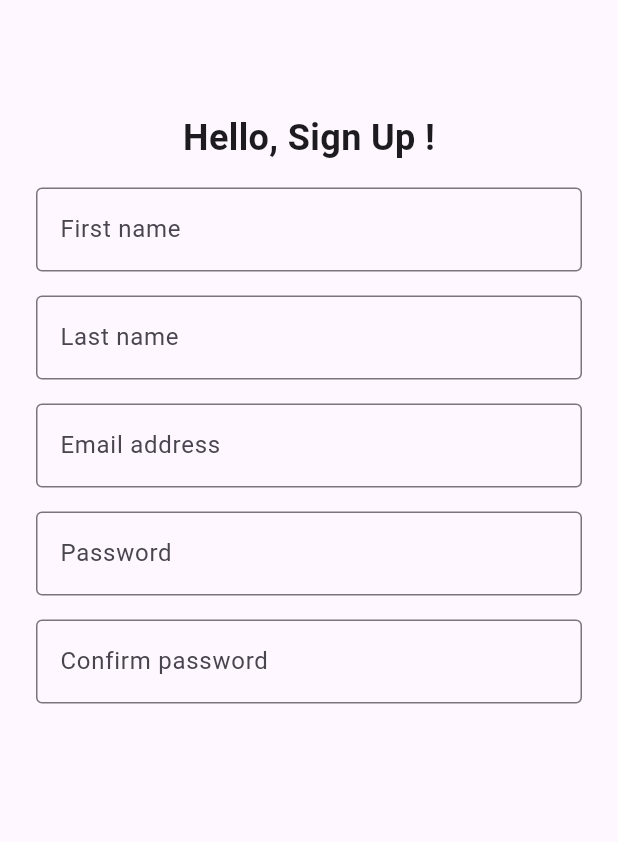
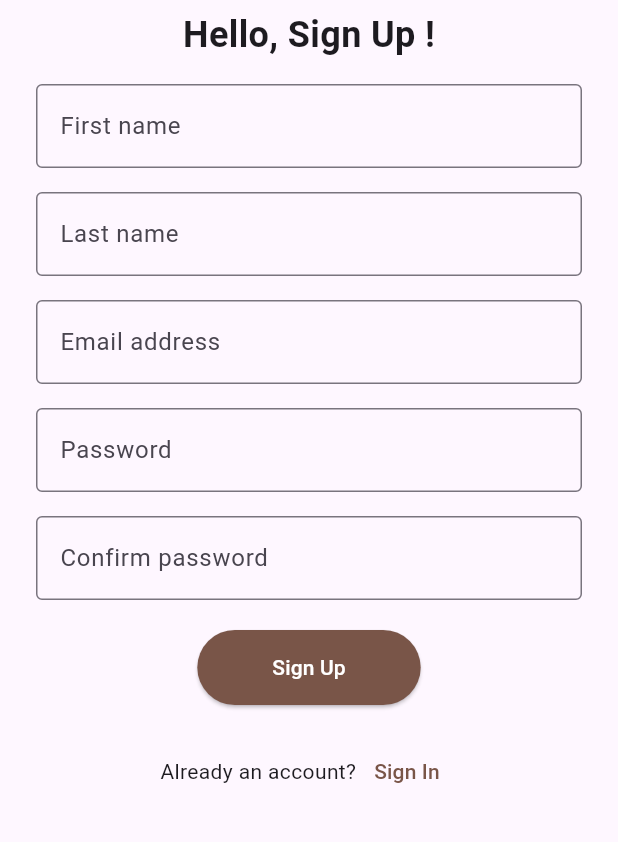
Before and after one commit to ST60002CEM/batch32a-slesha45, a Flutter app: the SignUpScreen screen opened directly, on a phone screen of 412 x 824 dp, the part 210-1052 px from its top. Run offline on Flutter 3.47's test engine with Material 3 defaults, Android fonts, the phone set to English and light mode, and no system bars.

Commit message:
signup button

```diff
--- a/lib/screen/sign_up_screen.dart
+++ b/lib/screen/sign_up_screen.dart
@@ -1,3 +1,4 @@
+import 'package:final_assignment/screen/login_screen.dart';
 import 'package:flutter/material.dart';
 
 class SignUpScreen extends StatelessWidget {
@@ -18,56 +19,89 @@ class SignUpScreen extends StatelessWidget {
               height: 100,
             ),
           ),
-          const Center(
+          Center(
             child: Padding(
-              padding: EdgeInsets.symmetric(horizontal: 24.0),
+              padding: const EdgeInsets.symmetric(horizontal: 24.0),
               child: Column(
                 mainAxisAlignment: MainAxisAlignment.center,
                 children: [
-                  Text(
+                  const Text(
                     'Hello, Sign Up !',
                     style: TextStyle(
                       fontSize: 24,
                       fontWeight: FontWeight.bold,
                     ),
                   ),
-                  SizedBox(height: 16),
-                  TextField(
+                  const SizedBox(height: 16),
+                  const TextField(
                     decoration: InputDecoration(
                       labelText: 'First name',
                       border: OutlineInputBorder(),
                     ),
                   ),
-                  SizedBox(height: 16),
-                  TextField(
+                  const SizedBox(height: 16),
+                  const TextField(
                     decoration: InputDecoration(
                       labelText: 'Last name',
                       border: OutlineInputBorder(),
                     ),
                   ),
-                  SizedBox(height: 16),
-                  TextField(
+                  const SizedBox(height: 16),
+                  const TextField(
                     decoration: InputDecoration(
                       labelText: 'Email address',
                       border: OutlineInputBorder(),
                     ),
                     keyboardType: TextInputType.emailAddress,
                   ),
-                  SizedBox(height: 16),
-                  TextField(
+                  const SizedBox(height: 16),
+                  const TextField(
                     decoration: InputDecoration(
                       labelText: 'Password',
                       border: OutlineInputBorder(),
                     ),
                     obscureText: true,
                   ),
-                  SizedBox(height: 16),
-                  TextField(
+                  const SizedBox(height: 16),
+                  const TextField(
                     decoration: InputDecoration(
                       labelText: 'Confirm password',
                       border: OutlineInputBorder(),
                     ),
                     obscureText: true,
+                  ),
+                  const SizedBox(height: 20),
+                  ElevatedButton(
+                    onPressed: () {
+                      // Add sign up logic here
+                    },
+                    style: ElevatedButton.styleFrom(
+                      backgroundColor: Colors.brown, // Button color
+                      padding: const EdgeInsets.symmetric(
+                          horizontal: 50, vertical: 15),
+                    ),
+                    child: const Text('Sign Up',
+                        style: TextStyle(color: Colors.white)),
+                  ),
+                  const SizedBox(height: 20),
+                  Row(
+                    mainAxisAlignment: MainAxisAlignment.center,
+                    children: [
+                      const Text("Already an account?"),
+                      TextButton(
+                        onPressed: () {
+                          Navigator.push(
+                            context,
+                            MaterialPageRoute(
+                                builder: (context) => const LoginScreen()),
+                          );
+                        },
+                        child: const Text(
+                          'Sign In',
+                          style: TextStyle(color: Colors.brown),
+                        ),
+                      ),
+                    ],
                   ),
                 ],
               ),
```
